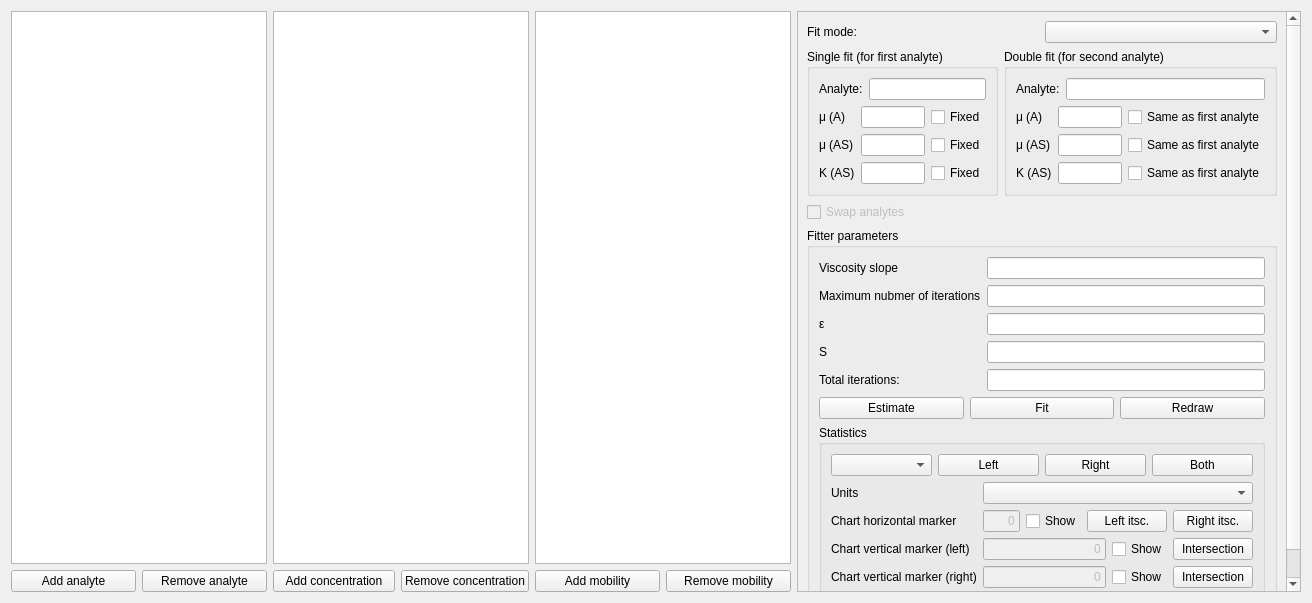
First picture: the form in src/gui/hyperbolefitwidget.ui, repository echmet/CEval, before the edit.
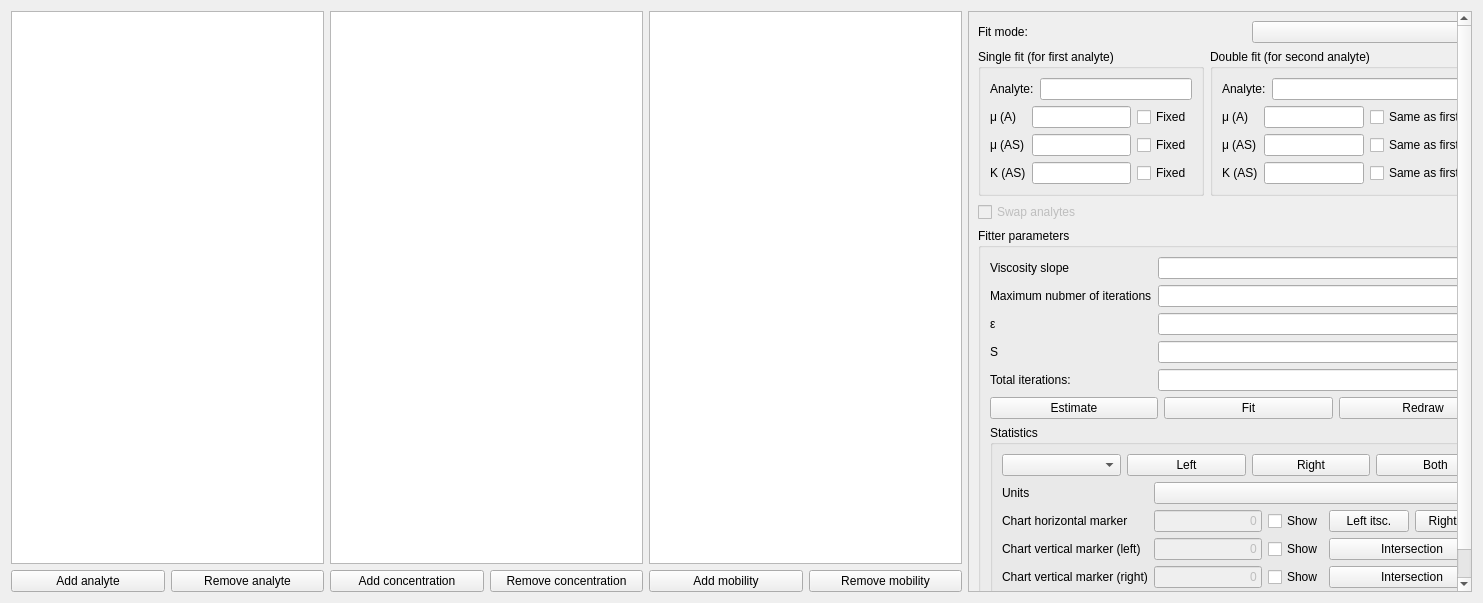
Second picture: the form after the edit. Custom widgets are drawn as their Qt base class.

Commit message: Move statistics plot markers to a gird layout

The edit to the form file:
```diff
--- a/src/gui/hyperbolefitwidget.ui
+++ b/src/gui/hyperbolefitwidget.ui
@@ -6,7 +6,7 @@
    <rect>
     <x>0</x>
     <y>0</y>
-    <width>1278</width>
+    <width>1483</width>
     <height>603</height>
    </rect>
   </property>
@@ -155,9 +155,9 @@
       <property name="geometry">
        <rect>
         <x>0</x>
-        <y>0</y>
-        <width>471</width>
-        <height>591</height>
+        <y>-209</y>
+        <width>620</width>
+        <height>798</height>
        </rect>
       </property>
       <property name="sizePolicy">
@@ -556,7 +556,64 @@
                 </layout>
                </item>
                <item>
-                <layout class="QGridLayout" name="gridLayout_5">
+                <layout class="QGridLayout" name="gridLayout_6">
+                 <item row="1" column="1">
+                  <widget class="FloatingValueLineEdit" name="qle_chartHorizontalMarker">
+                   <property name="enabled">
+                    <bool>false</bool>
+                   </property>
+                   <property name="sizePolicy">
+                    <sizepolicy hsizetype="MinimumExpanding" vsizetype="Fixed">
+                     <horstretch>4</horstretch>
+                     <verstretch>0</verstretch>
+                    </sizepolicy>
+                   </property>
+                   <property name="text">
+                    <string>0</string>
+                   </property>
+                   <property name="alignment">
+                    <set>Qt::AlignRight|Qt::AlignTrailing|Qt::AlignVCenter</set>
+                   </property>
+                  </widget>
+                 </item>
+                 <item row="1" column="4">
+                  <widget class="QPushButton" name="qpb_chartHorizontalMarkerRightItsc">
+                   <property name="text">
+                    <string>Right itsc.</string>
+                   </property>
+                  </widget>
+                 </item>
+                 <item row="0" column="1" colspan="4">
+                  <widget class="QComboBox" name="qcbox_statUnits"/>
+                 </item>
+                 <item row="0" column="0">
+                  <widget class="QLabel" name="ql_statUnits">
+                   <property name="text">
+                    <string>Units</string>
+                   </property>
+                  </widget>
+                 </item>
+                 <item row="1" column="2">
+                  <widget class="QCheckBox" name="qcb_chartHorizontalMarker">
+                   <property name="text">
+                    <string>Show</string>
+                   </property>
+                  </widget>
+                 </item>
+                 <item row="1" column="3">
+                  <widget class="QPushButton" name="qpb_chartHorizontalMarkerLeftItsc">
+                   <property name="text">
+                    <string>Left itsc.</string>
+                   </property>
+                  </widget>
+                 </item>
+                 <item row="1" column="0">
+                  <widget class="QLabel" name="ql_chartHorizontalMarker">
+                   <property name="text">
+                    <string>Chart horizontal marker</string>
+                   </property>
+                  </widget>
+                 </item>
                  <item row="2" column="0">
                   <widget class="QLabel" name="ql_chartVerticalAMarker">
                    <property name="text">
@@ -565,12 +622,16 @@
                   </widget>
                  </item>
                  <item row="2" column="1">
-                  <layout class="QHBoxLayout" name="horizontalLayout_10">
-                   <item>
                     <widget class="FloatingValueLineEdit" name="qle_chartVerticalAMarker">
                      <property name="enabled">
                       <bool>false</bool>
                      </property>
+                   <property name="sizePolicy">
+                    <sizepolicy hsizetype="MinimumExpanding" vsizetype="Fixed">
+                     <horstretch>4</horstretch>
+                     <verstretch>0</verstretch>
+                    </sizepolicy>
+                   </property>
                      <property name="text">
                       <string>0</string>
                      </property>
@@ -579,21 +640,25 @@
                      </property>
                     </widget>
                    </item>
-                   <item>
+                 <item row="2" column="2">
                     <widget class="QCheckBox" name="qcb_chartVerticalAMarker">
                      <property name="text">
                       <string>Show</string>
                      </property>
                     </widget>
                    </item>
-                   <item>
+                 <item row="2" column="3" colspan="2">
                     <widget class="QPushButton" name="qpb_chartVerticalAMarkerItsc">
+                   <property name="sizePolicy">
+                    <sizepolicy hsizetype="Minimum" vsizetype="Fixed">
+                     <horstretch>0</horstretch>
+                     <verstretch>0</verstretch>
+                    </sizepolicy>
+                   </property>
                      <property name="text">
                       <string>Intersection</string>
                      </property>
                     </widget>
-                   </item>
-                  </layout>
                  </item>
                  <item row="3" column="0">
                   <widget class="QLabel" name="ql_chartVerticalBMarker">
@@ -602,68 +667,17 @@
                    </property>
                   </widget>
                  </item>
-                 <item row="0" column="0">
-                  <widget class="QLabel" name="ql_statUnits">
-                   <property name="text">
-                    <string>Units</string>
-                   </property>
-                  </widget>
-                 </item>
-                 <item row="0" column="1">
-                  <widget class="QComboBox" name="qcbox_statUnits"/>
-                 </item>
-                 <item row="1" column="0">
-                  <widget class="QLabel" name="ql_chartHorizontalMarker">
-                   <property name="text">
-                    <string>Chart horizontal marker</string>
-                   </property>
-                  </widget>
-                 </item>
-                 <item row="1" column="1">
-                  <layout class="QHBoxLayout" name="horizontalLayout_9">
-                   <item>
-                    <widget class="FloatingValueLineEdit" name="qle_chartHorizontalMarker">
-                     <property name="enabled">
-                      <bool>false</bool>
-                     </property>
-                     <property name="text">
-                      <string>0</string>
-                     </property>
-                     <property name="alignment">
-                      <set>Qt::AlignRight|Qt::AlignTrailing|Qt::AlignVCenter</set>
-                     </property>
-                    </widget>
-                   </item>
-                   <item>
-                    <widget class="QCheckBox" name="qcb_chartHorizontalMarker">
-                     <property name="text">
-                      <string>Show</string>
-                     </property>
-                    </widget>
-                   </item>
-                   <item>
-                    <widget class="QPushButton" name="qpb_chartHorizontalMarkerLeftItsc">
-                     <property name="text">
-                      <string>Left itsc.</string>
-                     </property>
-                    </widget>
-                   </item>
-                   <item>
-                    <widget class="QPushButton" name="qpb_chartHorizontalMarkerRightItsc">
-                     <property name="text">
-                      <string>Right itsc.</string>
-                     </property>
-                    </widget>
-                   </item>
-                  </layout>
-                 </item>
                  <item row="3" column="1">
-                  <layout class="QHBoxLayout" name="horizontalLayout_11">
-                   <item>
                     <widget class="FloatingValueLineEdit" name="qle_chartVerticalBMarker">
                      <property name="enabled">
                       <bool>false</bool>
                      </property>
+                   <property name="sizePolicy">
+                    <sizepolicy hsizetype="MinimumExpanding" vsizetype="Fixed">
+                     <horstretch>4</horstretch>
+                     <verstretch>0</verstretch>
+                    </sizepolicy>
+                   </property>
                      <property name="text">
                       <string>0</string>
                      </property>
@@ -672,14 +686,14 @@
                      </property>
                     </widget>
                    </item>
-                   <item>
+                 <item row="3" column="2">
                     <widget class="QCheckBox" name="qcb_chartVerticalBMarker">
                      <property name="text">
                       <string>Show</string>
                      </property>
                     </widget>
                    </item>
-                   <item>
+                 <item row="3" column="3" colspan="2">
                     <widget class="QPushButton" name="qpb_chartVerticalBMarkerItsc">
                      <property name="text">
                       <string>Intersection</string>
@@ -689,8 +703,6 @@
                   </layout>
                  </item>
                 </layout>
-               </item>
-              </layout>
              </widget>
             </item>
            </layout>
```
Left out of the diff: 1 changed line with no effect on the pictures. Lines whose indentation alone changed are shown as unchanged.
